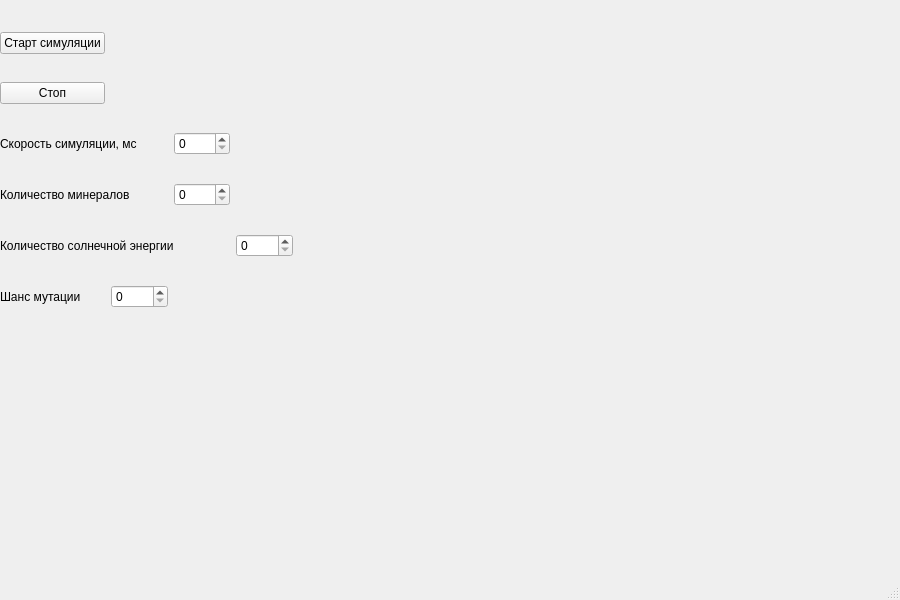
Old version of the form ui.ui in the repository Error273/ALife.
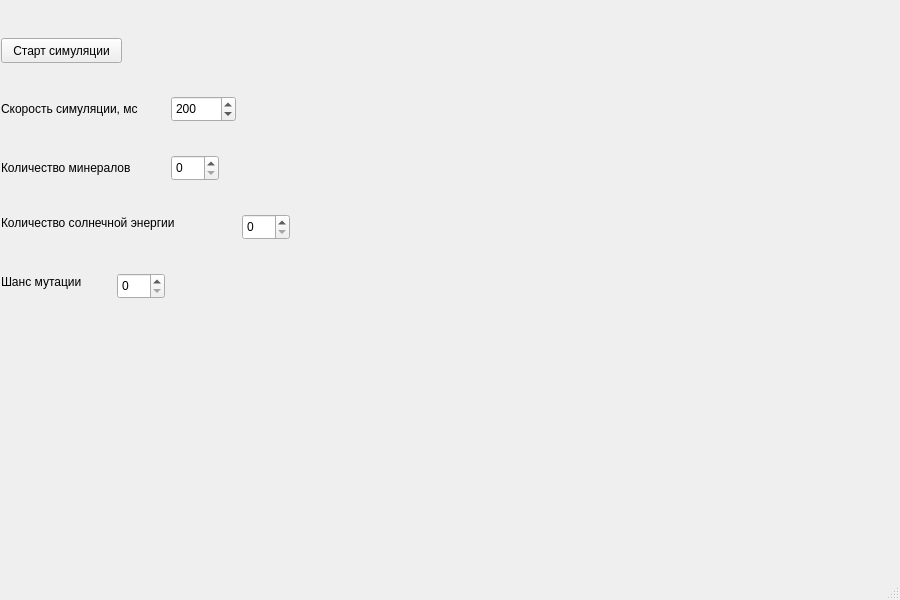
New version of the form.

Commit message: Прокачка дизайна, добавлена карта

Diff of the .ui file:
```diff
--- a/ui.ui
+++ b/ui.ui
@@ -14,71 +14,116 @@
    <string>ALife</string>
   </property>
   <widget class="QWidget" name="centralwidget">
-   <widget class="QWidget" name="">
+   <widget class="QPushButton" name="start_or_stop_button">
     <property name="geometry">
      <rect>
-      <x>0</x>
-      <y>10</y>
-      <width>293</width>
-      <height>321</height>
+      <x>1</x>
+      <y>38</y>
+      <width>121</width>
+      <height>25</height>
      </rect>
     </property>
-    <layout class="QGridLayout" name="gridLayout">
-     <item row="7" column="0" colspan="3">
+    <property name="text">
+     <string>Старт симуляции</string>
+    </property>
+   </widget>
+   <widget class="QLabel" name="label">
+    <property name="geometry">
+     <rect>
+      <x>1</x>
+      <y>96</y>
+      <width>164</width>
+      <height>26</height>
+     </rect>
+    </property>
+    <property name="text">
+     <string>Скорость симуляции, мс</string>
+    </property>
+   </widget>
       <widget class="QLabel" name="label_2">
+    <property name="geometry">
+     <rect>
+      <x>1</x>
+      <y>214</y>
+      <width>225</width>
+      <height>17</height>
+     </rect>
+    </property>
        <property name="text">
         <string>Количество солнечной энергии</string>
        </property>
       </widget>
-     </item>
-     <item row="7" column="3">
-      <widget class="QSpinBox" name="sun_amount_box"/>
-     </item>
-     <item row="6" column="0" colspan="2">
       <widget class="QLabel" name="label_3">
+    <property name="geometry">
+     <rect>
+      <x>1</x>
+      <y>155</y>
+      <width>164</width>
+      <height>26</height>
+     </rect>
+    </property>
        <property name="text">
         <string>Количество минералов</string>
        </property>
       </widget>
-     </item>
-     <item row="1" column="0">
-      <widget class="QPushButton" name="stop_button">
-       <property name="text">
-        <string>Стоп</string>
-       </property>
-      </widget>
-     </item>
-     <item row="5" column="0" colspan="2">
-      <widget class="QLabel" name="label">
-       <property name="text">
-        <string>Скорость симуляции, мс</string>
-       </property>
-      </widget>
-     </item>
-     <item row="8" column="0">
       <widget class="QLabel" name="label_4">
+    <property name="geometry">
+     <rect>
+      <x>1</x>
+      <y>273</y>
+      <width>102</width>
+      <height>17</height>
+     </rect>
+    </property>
        <property name="text">
         <string>Шанс мутации</string>
        </property>
       </widget>
-     </item>
-     <item row="0" column="0">
-      <widget class="QPushButton" name="start_button">
-       <property name="text">
-        <string>Старт симуляции</string>
-       </property>
-      </widget>
-     </item>
-     <item row="8" column="1">
-      <widget class="QSpinBox" name="mutation_rate_box"/>
-     </item>
-     <item row="6" column="2">
-      <widget class="QSpinBox" name="minerals_amount_box"/>
-     </item>
-     <item row="5" column="2">
-      <widget class="QSpinBox" name="simulation_speed_box"/>
-     </item>
-    </layout>
+   <widget class="QSpinBox" name="simulation_speed_box">
+    <property name="geometry">
+     <rect>
+      <x>171</x>
+      <y>96</y>
+      <width>65</width>
+      <height>26</height>
+     </rect>
+    </property>
+    <property name="maximum">
+     <number>1000</number>
+    </property>
+    <property name="value">
+     <number>200</number>
+    </property>
+   </widget>
+   <widget class="QSpinBox" name="minerals_amount_box">
+    <property name="geometry">
+     <rect>
+      <x>171</x>
+      <y>155</y>
+      <width>48</width>
+      <height>26</height>
+     </rect>
+    </property>
+   </widget>
+   <widget class="QSpinBox" name="sun_amount_box">
+    <property name="geometry">
+     <rect>
+      <x>242</x>
+      <y>214</y>
+      <width>48</width>
+      <height>26</height>
+     </rect>
+    </property>
+   </widget>
+   <widget class="QSpinBox" name="mutation_rate_box">
+    <property name="geometry">
+     <rect>
+      <x>117</x>
+      <y>273</y>
+      <width>48</width>
+      <height>26</height>
+     </rect>
+    </property>
    </widget>
   </widget>
   <widget class="QMenuBar" name="menubar">
```
Lines whose indentation alone changed are shown as unchanged. The commit also changes 3 other files.
